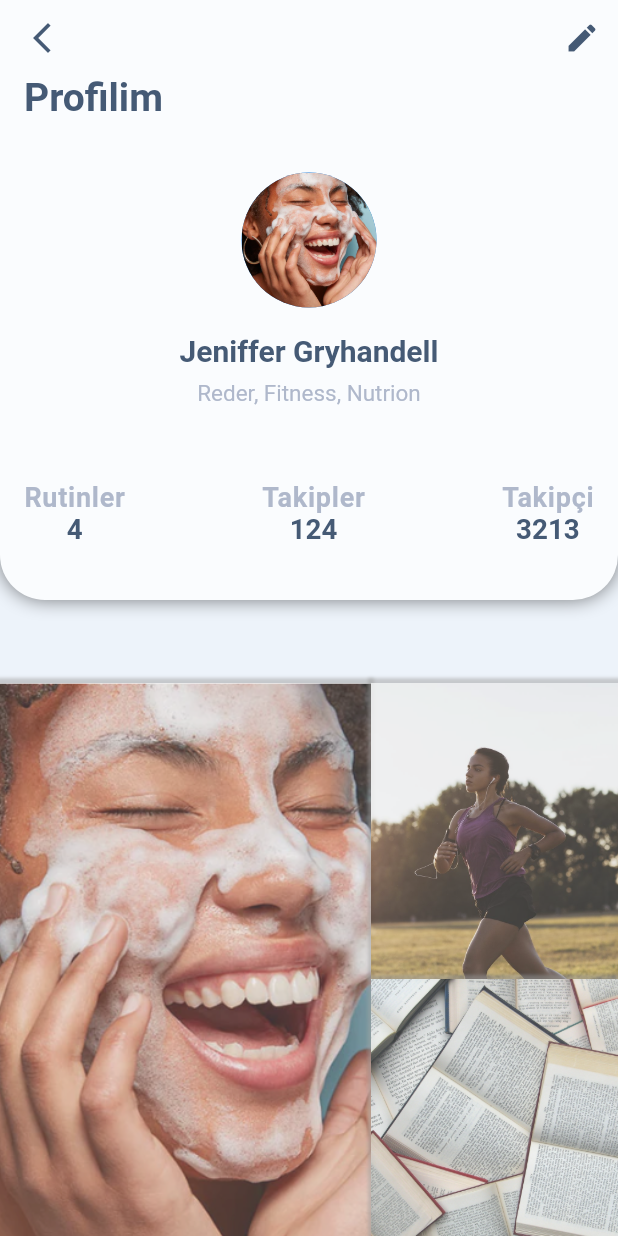
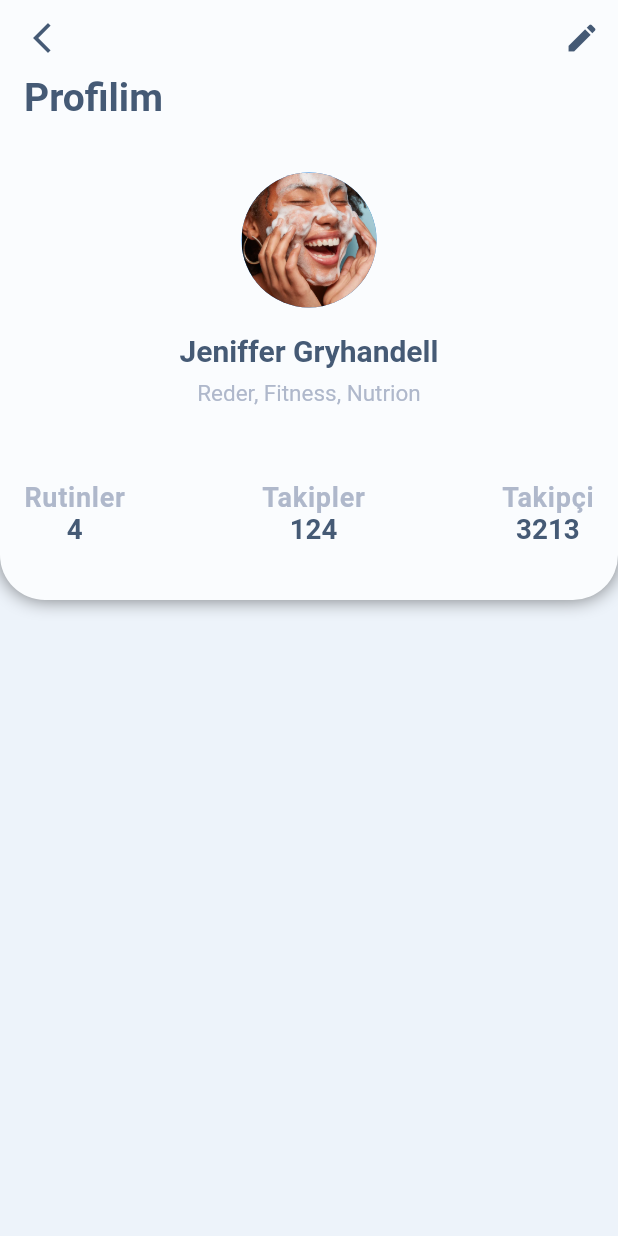
Before and after one commit to 404ibra/diarymedia, a Flutter app: the ProfilePage screen opened directly, on a phone screen of 412 x 824 dp. Run offline on Flutter 3.47's test engine with Material 2 defaults, Android fonts, the phone set to English and light mode, and no system bars; our stand-ins replace calendar_date_picker2, cloud_firestore, easy_localization, firebase_auth, firebase_core, firebase_storage and 2 more; accounts and stored records are empty; network calls fail.

Commit message:
user profile updated

```diff
--- a/lib/main.dart
+++ b/lib/main.dart
@@ -6,6 +6,8 @@ import 'package:dia/view_model/new_routine_viewmodel.dart';
 import 'package:dia/view_model/pick_image.dart';
 import 'package:dia/view_model/profile_view_model.dart';
 import 'package:dia/view_model/sign_in_checkbox.dart';
+import 'package:dia/views/auth/login_page.dart';
+import 'package:dia/views/auth/user_register.dart';
 import 'package:dia/views/home_page.dart';
 import 'package:dia/views/new_diary/copy.dart';
 import 'package:easy_localization/easy_localization.dart';
@@ -65,7 +67,7 @@ class MyApp extends StatelessWidget {
       theme: ThemeData(
           scaffoldBackgroundColor: Colors.white,
           primaryColor: CustomColors.primaryPurple),
-      home: HomePage(),
+      home: LoginPage(),
     );
   }
 }
--- a/lib/views/home_page.dart
+++ b/lib/views/home_page.dart
@@ -28,7 +28,7 @@ class HomePage extends StatelessWidget {
               builder: (context, snapshot) {
                 // print(snapshot.data!.docs[0].data());
                 if (snapshot.connectionState == ConnectionState.waiting) {
-                  return CircularProgressIndicator();
+                  return const CircularProgressIndicator();
                 } else if (snapshot.data == null) {
                   return Text("data");
                 }
--- a/lib/views/profile_page.dart
+++ b/lib/views/profile_page.dart
@@ -1,7 +1,9 @@
+import 'package:cloud_firestore/cloud_firestore.dart';
 import 'package:dia/constant/constants.dart';
 import 'package:dia/view_model/profile_view_model.dart';
 import 'package:dia/views/home_page.dart';
 import 'package:dia/widgets/profile_information_section.dart';
+import 'package:firebase_auth/firebase_auth.dart';
 import 'package:flutter/material.dart';
 import 'package:get/get.dart';
 import 'package:provider/provider.dart';
@@ -20,7 +22,8 @@ class ProfilePage extends StatelessWidget {
         backgroundColor: Color(0xffffafcfe),
         leading: IconButton(
             onPressed: () {
-              Get.to(() => HomePage(), transition: Transition.fadeIn);
+              print(FirebaseAuth.instance.currentUser!.uid);
+              Get.to(() => const HomePage(), transition: Transition.fadeIn);
             },
             icon: const Icon(
               Icons.arrow_back_ios_new_sharp,
@@ -54,86 +57,11 @@ class ProfilePage extends StatelessWidget {
                 const SizedBox(
                   height: 55,
                 ),
-                Row(
-                  crossAxisAlignment: CrossAxisAlignment.start,
-                  children: [
-                    Container(
-                      height: size.height * 0.48,
-                      width: size.width * 0.6,
-                      decoration: BoxDecoration(
-                          boxShadow: [
-                            BoxShadow(
-                                color: Colors.grey.withOpacity(0.5),
-                                spreadRadius: 2,
-                                blurRadius: 1,
-                                offset: Offset(0, -1))
-                          ],
-                          image: const DecorationImage(
-                              opacity: 0.75,
-                              fit: BoxFit.cover,
-                              image: AssetImage(
-                                  "assets/images/wash_face_img.png"))),
-                    ),
-                    Column(
-                      children: [
-                        Container(
-                          height: size.height * 0.240,
-                          width: size.width * 0.4,
-                          decoration: BoxDecoration(
-                              boxShadow: [
-                                BoxShadow(
-                                    color: Colors.grey.withOpacity(0.5),
-                                    spreadRadius: 2,
-                                    blurRadius: 1,
-                                    offset: Offset(0, -1))
-                              ],
-                              image: const DecorationImage(
-                                  opacity: 0.75,
-                                  fit: BoxFit.cover,
-                                  image: AssetImage(
-                                      "assets/images/fitness_img.jpeg"))),
-                        ),
-                        Container(
-                          height: size.height * 0.240,
-                          width: size.width * 0.4,
-                          decoration: BoxDecoration(
-                              boxShadow: [
-                                BoxShadow(
-                                    color: Colors.grey.withOpacity(0.5),
-                                    spreadRadius: 2,
-                                    blurRadius: 1,
-                                    offset: Offset(0, -1))
-                              ],
-                              image: const DecorationImage(
-                                  opacity: 0.75,
-                                  fit: BoxFit.cover,
-                                  image: AssetImage(
-                                      "assets/images/books_img.jpeg"))),
-                        ),
-                      ],
-                    ),
-                  ],
-                ),
-                Container(
-                  height: size.height * 0.240,
-                  width: size.width,
-                  decoration: const BoxDecoration(
-                      image: DecorationImage(
-                          opacity: 0.75,
-                          fit: BoxFit.cover,
-                          image:
-                              AssetImage("assets/images/education_img.jpeg"))),
-                ),
-                Container(
-                  height: size.height * 0.240,
-                  width: size.width,
-                  decoration: const BoxDecoration(
-                      image: DecorationImage(
-                          opacity: 0.75,
-                          fit: BoxFit.cover,
-                          image:
-                              AssetImage("assets/images/education_img.jpeg"))),
-                ),
+                StreamBuilder(
+                  builder: (context, snapshot) {
+                    return Text("");
+                  },
+                )
               ],
             ),
           ),
```
Also changed, not shown: lib/views/auth/login_page.dart (added, +41 -0 lines).
